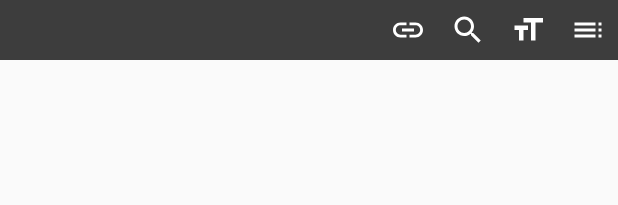
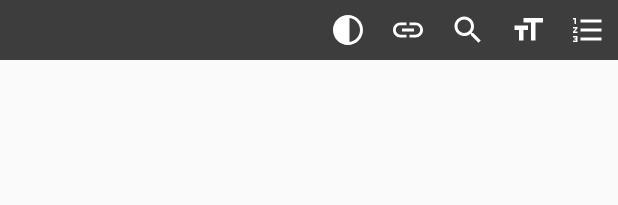
Before and after one commit to BLCK-B/EbookReader, an Android app: the layout document_activity.xml on its own in the app's theme, with its tools: preview values and no code run, on a phone screen of 412 x 824 dp. Shown: the top 205 px of the screen. Run offline under Robolectric (Android 15) with nearby library versions, the light colour scheme and no system bars.

Commit message:
theme button, slider

```diff
--- /dev/null
+++ b/mupdf-lib/src/main/res/drawable/baseline_contrast_24.xml
@@ -0,0 +1,5 @@
+<vector xmlns:android="http://schemas.android.com/apk/res/android" android:height="24dp" android:tint="#FFFFFF" android:viewportHeight="24" android:viewportWidth="24" android:width="24dp">
+
+    <path android:fillColor="@android:color/white" android:pathData="M12,22c5.52,0 10,-4.48 10,-10S17.52,2 12,2S2,6.48 2,12S6.48,22 12,22zM13,4.07c3.94,0.49 7,3.85 7,7.93s-3.05,7.44 -7,7.93V4.07z"/>
+
+</vector>
--- /dev/null
+++ b/mupdf-lib/src/main/res/drawable/baseline_format_list_numbered_24.xml
@@ -0,0 +1,5 @@
+<vector xmlns:android="http://schemas.android.com/apk/res/android" android:height="24dp" android:tint="#FFFFFF" android:viewportHeight="24" android:viewportWidth="24" android:width="24dp">
+
+    <path android:fillColor="@android:color/white" android:pathData="M2,17h2v0.5L3,17.5v1h1v0.5L2,19v1h3v-4L2,16v1zM3,8h1L4,4L2,4v1h1v3zM2,11h1.8L2,13.1v0.9h3v-1L3.2,13L5,10.9L5,10L2,10v1zM7,5v2h14L21,5L7,5zM7,19h14v-2L7,17v2zM7,13h14v-2L7,11v2z"/>
+
+</vector>
--- a/mupdf-lib/src/main/res/drawable/ic_toc_white_24dp.xml
+++ /dev/null
@@ -1,9 +0,0 @@
-<vector xmlns:android="http://schemas.android.com/apk/res/android"
-        android:width="24dp"
-        android:height="24dp"
-        android:viewportWidth="24.0"
-        android:viewportHeight="24.0">
-    <path
-        android:fillColor="#FFFFFFFF"
-        android:pathData="M3,9h14L17,7L3,7v2zM3,13h14v-2L3,11v2zM3,17h14v-2L3,15v2zM19,17h2v-2h-2v2zM19,7v2h2L21,7h-2zM19,13h2v-2h-2v2z"/>
-</vector>
--- a/mupdf-lib/src/main/res/layout/document_activity.xml
+++ b/mupdf-lib/src/main/res/layout/document_activity.xml
@@ -3,24 +3,21 @@
 <RelativeLayout xmlns:android="http://schemas.android.com/apk/res/android"
     android:layout_width="match_parent"
     android:layout_height="match_parent"
-	android:keepScreenOn="true"
-	>
+    android:keepScreenOn="true">
 
     <ViewAnimator
         android:id="@+id/switcher"
         android:layout_width="match_parent"
         android:layout_height="wrap_content"
         android:layout_alignParentTop="true"
-		android:layout_centerHorizontal="true"
-		>
+        android:layout_centerHorizontal="true">
 
         <LinearLayout
             android:id="@+id/mainBar"
             android:layout_width="match_parent"
             android:layout_height="wrap_content"
             android:orientation="horizontal"
-			android:background="@color/toolbar"
-			>
+            android:background="@color/toolbar">
 
             <TextView
                 android:id="@+id/docNameText"
@@ -36,36 +33,39 @@
                 android:textSize="16sp" />
 
             <ImageButton
+                android:id="@+id/themeButton"
+                android:layout_width="wrap_content"
+                android:layout_height="wrap_content"
+                android:background="@drawable/button"
+                android:src="@drawable/baseline_contrast_24" />
+
+            <ImageButton
                 android:id="@+id/linkButton"
                 android:layout_width="wrap_content"
                 android:layout_height="wrap_content"
                 android:background="@drawable/button"
-				android:src="@drawable/ic_link_white_24dp"
-				/>
+                android:src="@drawable/ic_link_white_24dp" />
 
             <ImageButton
                 android:id="@+id/searchButton"
                 android:layout_width="wrap_content"
                 android:layout_height="wrap_content"
                 android:background="@drawable/button"
-				android:src="@drawable/ic_search_white_24dp"
-				/>
+                android:src="@drawable/ic_search_white_24dp" />
 
             <ImageButton
                 android:id="@+id/layoutButton"
                 android:layout_width="wrap_content"
                 android:layout_height="wrap_content"
                 android:background="@drawable/button"
-				android:src="@drawable/ic_format_size_white_24dp"
-				/>
+                android:src="@drawable/ic_format_size_white_24dp" />
 
             <ImageButton
                 android:id="@+id/outlineButton"
                 android:layout_width="wrap_content"
                 android:layout_height="wrap_content"
                 android:background="@drawable/button"
-				android:src="@drawable/ic_toc_white_24dp"
-				/>
+                android:src="@drawable/baseline_format_list_numbered_24" />
 
         </LinearLayout>
 
@@ -74,16 +74,14 @@
             android:layout_width="match_parent"
             android:layout_height="wrap_content"
             android:orientation="horizontal"
-			android:background="@color/toolbar"
-			>
+            android:background="@color/toolbar">
 
             <ImageButton
                 android:id="@+id/searchClose"
                 android:layout_width="wrap_content"
                 android:layout_height="wrap_content"
                 android:background="@drawable/button"
-				android:src="@drawable/ic_close_white_24dp"
-				/>
+                android:src="@drawable/ic_close_white_24dp" />
 
             <EditText
                 android:id="@+id/searchText"
@@ -99,24 +97,21 @@
                 android:textSize="16sp"
                 android:textColor="@android:color/white"
                 android:textColorHighlight="#a0a0a0"
-				android:textColorHint="#a0a0a0"
-				/>
+                android:textColorHint="#a0a0a0" />
 
             <ImageButton
                 android:id="@+id/searchBack"
                 android:layout_width="wrap_content"
                 android:layout_height="wrap_content"
                 android:background="@drawable/button"
-				android:src="@drawable/ic_chevron_left_white_24dp"
-				/>
+                android:src="@drawable/ic_chevron_left_white_24dp" />
 
             <ImageButton
                 android:id="@+id/searchForward"
                 android:layout_width="wrap_content"
                 android:layout_height="wrap_content"
                 android:background="@drawable/button"
-				android:src="@drawable/ic_chevron_right_white_24dp"
-				/>
+                android:src="@drawable/ic_chevron_right_white_24dp" />
 
         </LinearLayout>
 
@@ -127,8 +122,7 @@
         android:layout_width="match_parent"
         android:layout_height="wrap_content"
         android:layout_alignParentBottom="true"
-		android:layout_centerHorizontal="true"
-		>
+        android:layout_centerHorizontal="true">
 
         <SeekBar
             android:id="@+id/pageSlider"
@@ -143,8 +137,7 @@
             android:paddingBottom="8dp"
             android:background="@color/toolbar"
             android:thumb="@drawable/seek_thumb"
-			android:progressDrawable="@drawable/seek_line"
-			/>
+            android:progressDrawable="@drawable/seek_line" />
 
         <TextView
             android:id="@+id/pageNumber"
@@ -155,8 +148,7 @@
             android:layout_marginBottom="16dp"
             android:background="@drawable/page_indicator"
             android:textSize="16sp"
-			android:textColor="@android:color/white"
-			/>
+            android:textColor="@android:color/white" />
 
     </RelativeLayout>
 
```
Also changed, not shown: mupdf-lib/src/main/java/com/artifex/mupdf/viewer/DocumentActivity.java (+33 -0 lines), mupdf-lib/src/main/res/layout/theme_slider.xml (added, +14 -0 lines). Lines whose indentation alone changed are shown as unchanged.
